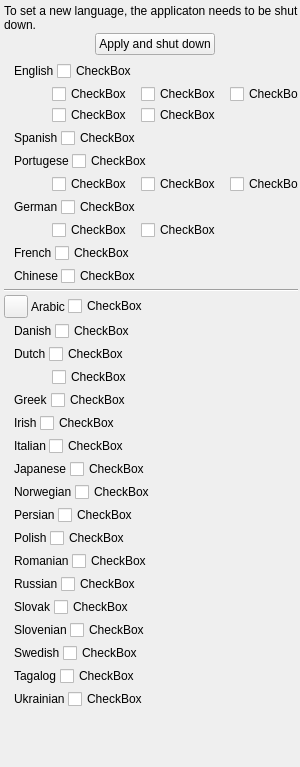
Qt form ui/manuscript_context_menu_widget.ui (zkovari/plotlyst) before a commit.
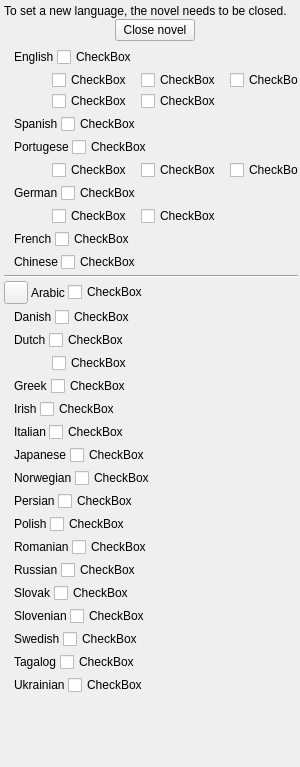
The same form after that commit. Custom widgets are drawn as their Qt base class.

Commit message: Close novel upon language change instead of shutting down the app

```diff
--- a/ui/manuscript_context_menu_widget.ui
+++ b/ui/manuscript_context_menu_widget.ui
@@ -113,7 +113,7 @@
           <item>
            <widget class="QLabel" name="lblShutdownHint">
             <property name="text">
-             <string>To set a new language, the applicaton needs to be shut down.</string>
+             <string>To set a new language, the novel needs to be closed.</string>
             </property>
             <property name="wordWrap">
              <bool>true</bool>
@@ -132,7 +132,7 @@
              <cursorShape>PointingHandCursor</cursorShape>
             </property>
             <property name="text">
-             <string>Apply and shut down</string>
+             <string>Close novel</string>
             </property>
             <property name="base" stdset="0">
              <bool>true</bool>
```
The commit also changes 4 other files.
